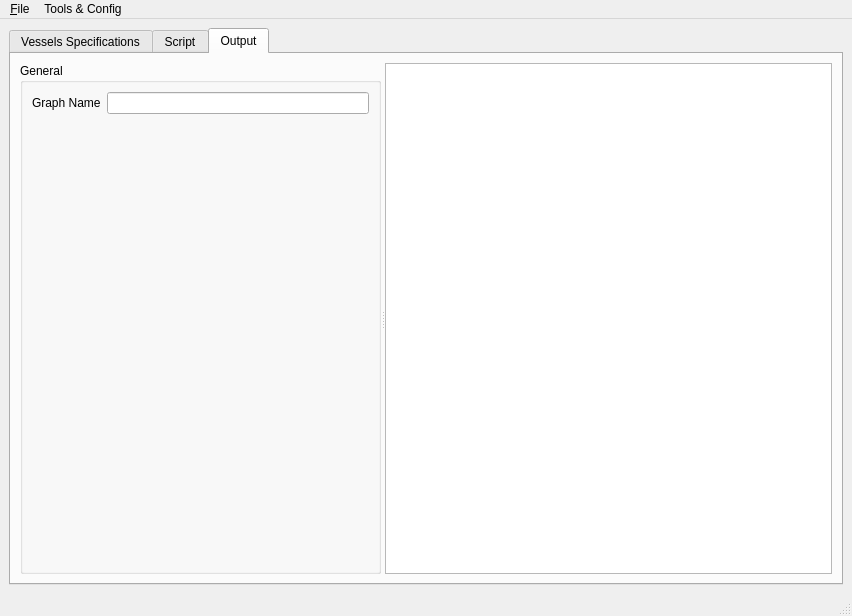
Old version of the form vesseleditor/vesseleditormainwindow.ui in the repository frabas/DISPLACE_GUI.
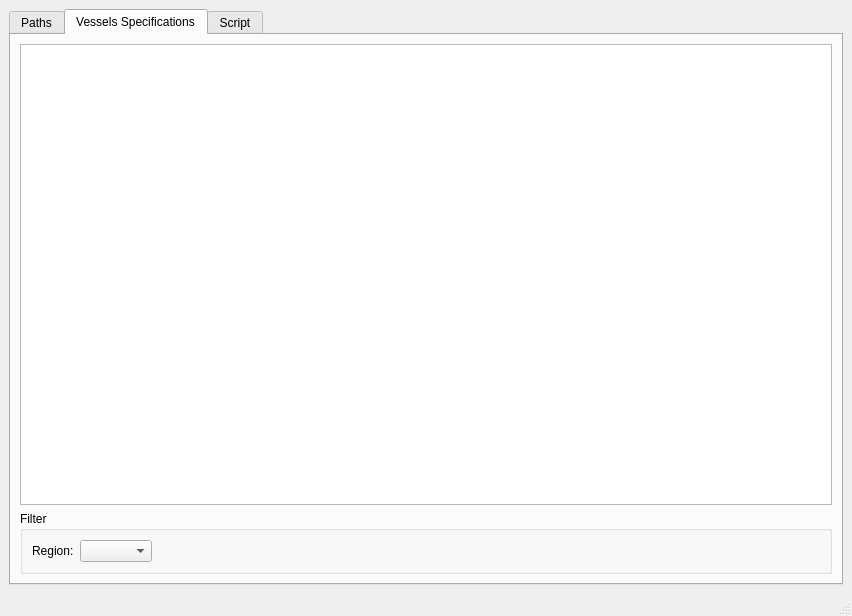
New version of the form. The open tabs and pages were chosen to show the change.

Commit message: Vessels Editor GUI rearranged

Patch:
```diff
--- a/vesseleditor/vesseleditormainwindow.ui
+++ b/vesseleditor/vesseleditormainwindow.ui
@@ -20,6 +20,106 @@
       <property name="currentIndex">
        <number>1</number>
       </property>
+      <widget class="QWidget" name="tabPaths">
+       <attribute name="title">
+        <string>Paths</string>
+       </attribute>
+       <layout class="QVBoxLayout" name="verticalLayout_4">
+        <item>
+         <widget class="QGroupBox" name="groupBox_2">
+          <property name="title">
+           <string/>
+          </property>
+          <layout class="QGridLayout" name="gridLayout">
+           <item row="2" column="0">
+            <widget class="QLabel" name="label_3">
+             <property name="text">
+              <string>Application Name</string>
+             </property>
+            </widget>
+           </item>
+           <item row="2" column="1">
+            <widget class="QLineEdit" name="applicationName"/>
+           </item>
+           <item row="8" column="3">
+            <widget class="QPushButton" name="browseGISPath">
+             <property name="text">
+              <string>Browse...</string>
+             </property>
+            </widget>
+           </item>
+           <item row="8" column="1">
+            <widget class="QLineEdit" name="gisPath"/>
+           </item>
+           <item row="4" column="0">
+            <widget class="QLabel" name="label_9">
+             <property name="text">
+              <string>Application Path</string>
+             </property>
+            </widget>
+           </item>
+           <item row="10" column="0">
+            <widget class="QLabel" name="label_5">
+             <property name="text">
+              <string>iGraph Parameter value</string>
+             </property>
+            </widget>
+           </item>
+           <item row="10" column="1">
+            <widget class="QLineEdit" name="iGraph"/>
+           </item>
+           <item row="8" column="0">
+            <widget class="QLabel" name="label_8">
+             <property name="text">
+              <string>Raw Data Path</string>
+             </property>
+            </widget>
+           </item>
+           <item row="4" column="3">
+            <widget class="QPushButton" name="browseInputPath">
+             <property name="text">
+              <string>Browse...</string>
+             </property>
+            </widget>
+           </item>
+           <item row="4" column="1">
+            <widget class="QLineEdit" name="inputPath"/>
+           </item>
+           <item row="0" column="3">
+            <widget class="QPushButton" name="browseBasePath">
+             <property name="text">
+              <string>Browse...</string>
+             </property>
+            </widget>
+           </item>
+           <item row="0" column="0">
+            <widget class="QLabel" name="label_4">
+             <property name="text">
+              <string>Scripts base path</string>
+             </property>
+            </widget>
+           </item>
+           <item row="0" column="1">
+            <widget class="QLineEdit" name="scriptsPath"/>
+           </item>
+          </layout>
+         </widget>
+        </item>
+        <item>
+         <spacer name="verticalSpacer_2">
+          <property name="orientation">
+           <enum>Qt::Vertical</enum>
+          </property>
+          <property name="sizeHint" stdset="0">
+           <size>
+            <width>20</width>
+            <height>346</height>
+           </size>
+          </property>
+         </spacer>
+        </item>
+       </layout>
+      </widget>
       <widget class="QWidget" name="tabVessels">
        <attribute name="title">
         <string>Vessels Specifications</string>
@@ -169,118 +269,12 @@
           </property>
          </widget>
         </item>
-        <item>
-         <spacer name="verticalSpacer">
-          <property name="orientation">
-           <enum>Qt::Vertical</enum>
-          </property>
-          <property name="sizeHint" stdset="0">
-           <size>
-            <width>20</width>
-            <height>40</height>
-           </size>
-          </property>
-         </spacer>
-        </item>
-       </layout>
-      </widget>
-      <widget class="QWidget" name="tabCustomize">
-       <attribute name="title">
-        <string>Output</string>
-       </attribute>
-       <layout class="QVBoxLayout" name="verticalLayout_5">
-        <item>
-         <widget class="QSplitter" name="splitter">
-          <property name="orientation">
-           <enum>Qt::Horizontal</enum>
-          </property>
-          <widget class="QWidget" name="widget" native="true">
-           <layout class="QVBoxLayout" name="verticalLayout_4">
-            <property name="spacing">
-             <number>0</number>
-            </property>
-            <property name="leftMargin">
-             <number>0</number>
-            </property>
-            <property name="topMargin">
-             <number>0</number>
-            </property>
-            <property name="rightMargin">
-             <number>0</number>
-            </property>
-            <property name="bottomMargin">
-             <number>0</number>
-            </property>
-            <item>
-             <widget class="QGroupBox" name="groupBox_3">
-              <property name="title">
-               <string>General</string>
-              </property>
-              <layout class="QGridLayout" name="gridLayout_2">
-               <item row="0" column="0">
-                <widget class="QLabel" name="label_4">
-                 <property name="text">
-                  <string>Graph Name</string>
-                 </property>
-                </widget>
-               </item>
-               <item row="1" column="0">
-                <spacer name="verticalSpacer_2">
-                 <property name="orientation">
-                  <enum>Qt::Vertical</enum>
-                 </property>
-                 <property name="sizeHint" stdset="0">
-                  <size>
-                   <width>20</width>
-                   <height>40</height>
-                  </size>
-                 </property>
-                </spacer>
-               </item>
-               <item row="0" column="2">
-                <widget class="QLineEdit" name="lineEdit_3"/>
-               </item>
-              </layout>
-             </widget>
-            </item>
-           </layout>
-          </widget>
-          <widget class="QListView" name="listView"/>
-         </widget>
-        </item>
        </layout>
       </widget>
      </widget>
     </item>
    </layout>
   </widget>
-  <widget class="QMenuBar" name="menubar">
-   <property name="geometry">
-    <rect>
-     <x>0</x>
-     <y>0</y>
-     <width>852</width>
-     <height>22</height>
-    </rect>
-   </property>
-   <widget class="QMenu" name="menu_File">
-    <property name="title">
-     <string>&amp;File</string>
-    </property>
-    <addaction name="action_Load_Vessels_Spec"/>
-    <addaction name="actionSave_Vessels_Spec"/>
-    <addaction name="separator"/>
-   </widget>
-   <widget class="QMenu" name="menuUtils">
-    <property name="title">
-     <string>Tools &amp;&amp; Config</string>
-    </property>
-    <addaction name="actionRscript_location"/>
-    <addaction name="actionScripts_location"/>
-   </widget>
-   <addaction name="menu_File"/>
-   <addaction name="menuUtils"/>
-  </widget>
   <widget class="QStatusBar" name="statusbar"/>
   <action name="action_Load_Vessels_Spec">
    <property name="text">
```
Left out of the diff: 69 changed lines with no effect on the pictures. The commit also changes 2 other files.
